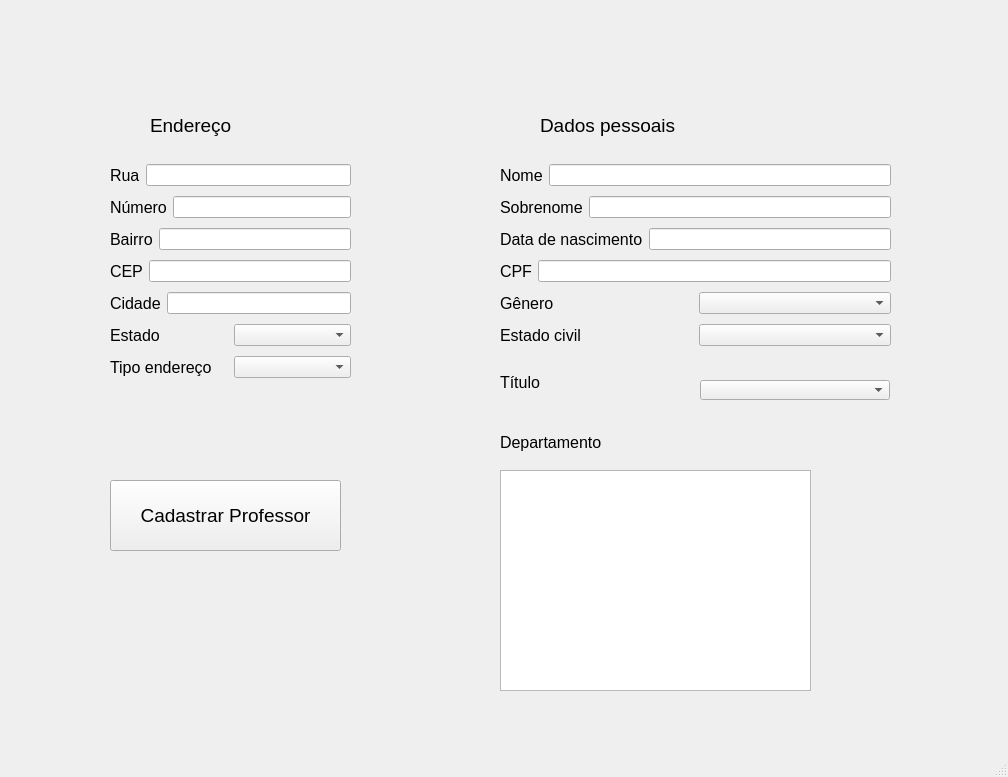
First picture: the form in departamento/gui/cadastro_professor.ui, repository PedroWegner/projeto_final_desktop, before the edit.
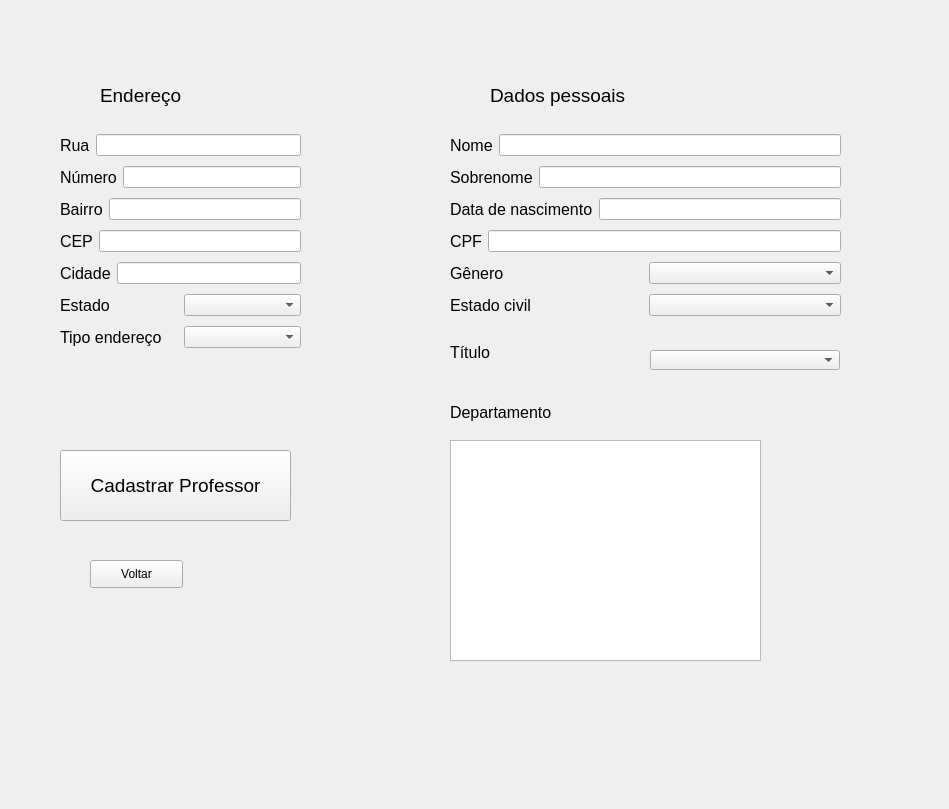
Second picture: the form after the edit.

Patch:
```diff
--- a/departamento/gui/cadastro_professor.ui
+++ b/departamento/gui/cadastro_professor.ui
@@ -1,78 +1,41 @@
 <?xml version="1.0" encoding="UTF-8"?>
 <ui version="4.0">
- <class>MainWindow</class>
- <widget class="QMainWindow" name="MainWindow">
+ <class>Form</class>
+ <widget class="QWidget" name="Form">
   <property name="geometry">
    <rect>
     <x>0</x>
     <y>0</y>
-    <width>1008</width>
-    <height>777</height>
+    <width>949</width>
+    <height>809</height>
    </rect>
   </property>
   <property name="windowTitle">
    <string>MainWindow</string>
   </property>
-  <widget class="QWidget" name="centralwidget">
-   <widget class="QLabel" name="label">
+  <widget class="QLabel" name="label_16">
     <property name="geometry">
      <rect>
-      <x>150</x>
-      <y>90</y>
-      <width>111</width>
-      <height>71</height>
+     <x>450</x>
+     <y>340</y>
+     <width>191</width>
+     <height>25</height>
      </rect>
     </property>
     <property name="font">
      <font>
-      <pointsize>14</pointsize>
+     <pointsize>12</pointsize>
      </font>
     </property>
     <property name="text">
-     <string>Endereço</string>
-    </property>
-   </widget>
-   <widget class="QLabel" name="label_2">
-    <property name="geometry">
-     <rect>
-      <x>540</x>
-      <y>90</y>
-      <width>231</width>
-      <height>71</height>
-     </rect>
-    </property>
-    <property name="font">
-     <font>
-      <pointsize>14</pointsize>
-     </font>
-    </property>
-    <property name="text">
-     <string>Dados pessoais</string>
-    </property>
-   </widget>
-   <widget class="QPushButton" name="btn_cadastra">
-    <property name="geometry">
-     <rect>
-      <x>110</x>
-      <y>480</y>
-      <width>231</width>
-      <height>71</height>
-     </rect>
-    </property>
-    <property name="font">
-     <font>
-      <pointsize>14</pointsize>
-     </font>
-    </property>
-    <property name="text">
-     <string>Cadastrar Professor</string>
+    <string>Título</string>
     </property>
    </widget>
    <widget class="QWidget" name="layoutWidget">
     <property name="geometry">
      <rect>
-      <x>110</x>
-      <y>160</y>
+     <x>60</x>
+     <y>130</y>
       <width>241</width>
       <height>226</height>
      </rect>
@@ -213,11 +176,42 @@
      </item>
     </layout>
    </widget>
-   <widget class="QWidget" name="layoutWidget">
+  <widget class="QListWidget" name="dep_input">
     <property name="geometry">
      <rect>
-      <x>500</x>
-      <y>160</y>
+     <x>450</x>
+     <y>440</y>
+     <width>311</width>
+     <height>221</height>
+    </rect>
+   </property>
+   <property name="selectionMode">
+    <enum>QAbstractItemView::ExtendedSelection</enum>
+   </property>
+  </widget>
+  <widget class="QPushButton" name="btn_cadastra">
+   <property name="geometry">
+    <rect>
+     <x>60</x>
+     <y>450</y>
+     <width>231</width>
+     <height>71</height>
+    </rect>
+   </property>
+   <property name="font">
+    <font>
+     <pointsize>14</pointsize>
+    </font>
+   </property>
+   <property name="text">
+    <string>Cadastrar Professor</string>
+   </property>
+  </widget>
+  <widget class="QWidget" name="layoutWidget_2">
+   <property name="geometry">
+    <rect>
+     <x>450</x>
+     <y>130</y>
       <width>391</width>
       <height>193</height>
      </rect>
@@ -339,39 +333,57 @@
      </item>
     </layout>
    </widget>
+  <widget class="QLabel" name="label">
+   <property name="geometry">
+    <rect>
+     <x>100</x>
+     <y>60</y>
+     <width>111</width>
+     <height>71</height>
+    </rect>
+   </property>
+   <property name="font">
+    <font>
+     <pointsize>14</pointsize>
+    </font>
+   </property>
+   <property name="text">
+    <string>Endereço</string>
+   </property>
+  </widget>
    <widget class="QComboBox" name="titulo_input">
     <property name="geometry">
      <rect>
-      <x>700</x>
-      <y>380</y>
+     <x>650</x>
+     <y>350</y>
       <width>190</width>
       <height>20</height>
      </rect>
     </property>
    </widget>
-   <widget class="QLabel" name="label_16">
+  <widget class="QLabel" name="label_2">
     <property name="geometry">
      <rect>
-      <x>500</x>
-      <y>370</y>
-      <width>191</width>
-      <height>25</height>
+     <x>490</x>
+     <y>60</y>
+     <width>231</width>
+     <height>71</height>
      </rect>
     </property>
     <property name="font">
      <font>
-      <pointsize>12</pointsize>
+     <pointsize>14</pointsize>
      </font>
     </property>
     <property name="text">
-     <string>Título</string>
+    <string>Dados pessoais</string>
     </property>
    </widget>
    <widget class="QLabel" name="label_17">
     <property name="geometry">
      <rect>
-      <x>500</x>
-      <y>430</y>
+     <x>450</x>
+     <y>400</y>
       <width>191</width>
       <height>25</height>
      </rect>
@@ -385,21 +397,19 @@
      <string>Departamento</string>
     </property>
    </widget>
-   <widget class="QListWidget" name="dep_input">
+  <widget class="QPushButton" name="voltar_btn">
     <property name="geometry">
      <rect>
-      <x>500</x>
-      <y>470</y>
-      <width>311</width>
-      <height>221</height>
-     </rect>
-    </property>
-    <property name="selectionMode">
-     <enum>QAbstractItemView::ExtendedSelection</enum>
-    </property>
-   </widget>
-  </widget>
-  <widget class="QStatusBar" name="statusbar"/>
+     <x>90</x>
+     <y>560</y>
+     <width>93</width>
+     <height>28</height>
+    </rect>
+   </property>
+   <property name="text">
+    <string>Voltar</string>
+   </property>
+  </widget>
  </widget>
  <resources/>
  <connections/>
```
Left out of the diff: 2 changed lines with no effect on the pictures. Lines whose indentation alone changed are shown as unchanged.
